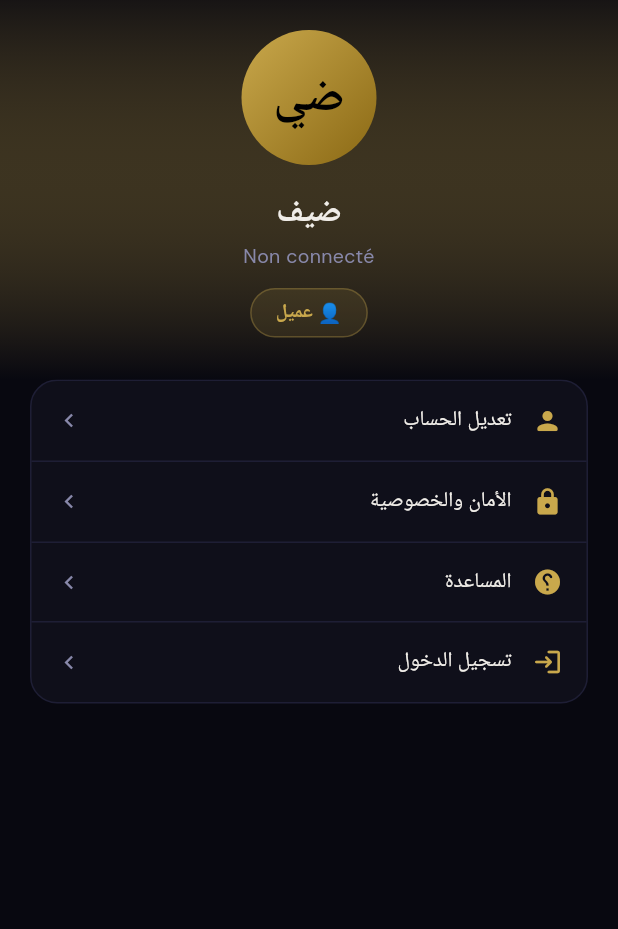
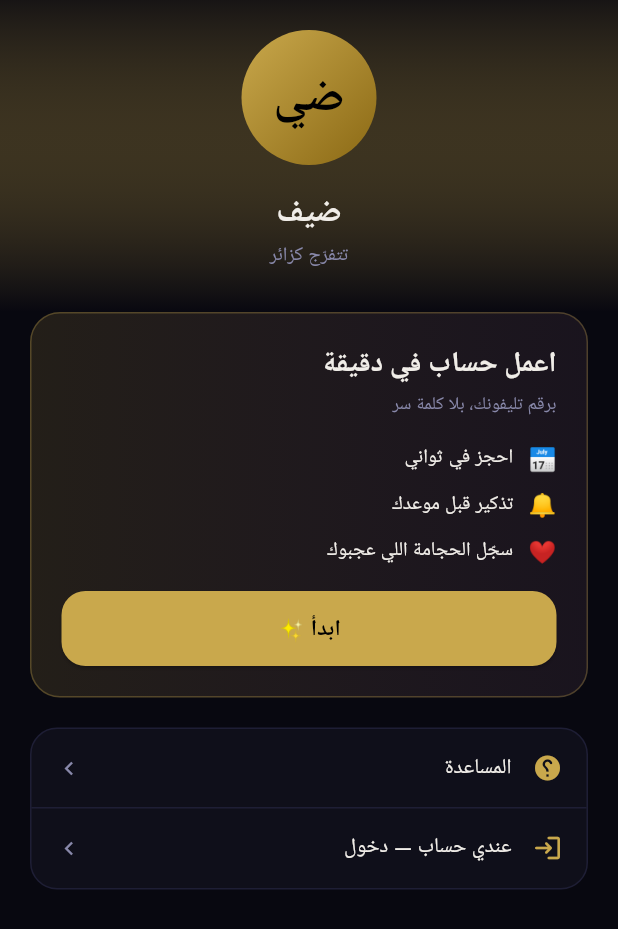
Before and after one commit to benbrahimali/LamssaBeauty, a Flutter app: the ProfileScreen screen opened directly with empty values, on a phone screen of 412 x 824 dp. Shown: the top 929 px of the screen. Run offline on Flutter 3.47's test engine with Material 3 defaults, Android fonts, the phone set to English and light mode, and no system bars; our stand-ins replace cached_network_image, firebase_core, firebase_messaging, flutter_local_notifications, geolocator, google_fonts and 6 more; accounts and stored records are empty.

Commit message:
Traite le visiteur comme un visiteur, pas comme un compte vide
Sans session, l'app annonçait « حسابي » dans la barre, affichait une pastille
de rôle « عميل » et proposait « تعديل الحساب » — modifier un compte qui
n'existe pas. L'onglet notifications, lui, appelait une route authentifiée et
rendait une erreur brute à quelqu'un dont le seul tort est de ne pas encore
s'être inscrit.

Le visiteur voit maintenant ce qu'il gagne à s'inscrire — réserver, être
rappelé, garder ses coiffeurs favoris — et l'onglet s'appelle « تسجيل ».

Co-Authored-By: Claude Opus 5 <noreply@anthropic.com>

```diff
--- a/mobile/lib/main.dart
+++ b/mobile/lib/main.dart
@@ -293,6 +293,7 @@ class _AppShellState extends State<_AppShell> {
               currentIndex: _navIndex,
               role: role,
               badgeCount: unread,
+              isGuest: context.watch<AuthController>().status != AuthStatus.loggedIn,
               onTap: (i) {
                 setState(() => _navIndex = i);
                 if (i == _notificationsIndex) {
--- a/mobile/lib/screens/notifications_screen.dart
+++ b/mobile/lib/screens/notifications_screen.dart
@@ -3,6 +3,7 @@ import 'package:google_fonts/google_fonts.dart';
 import 'package:provider/provider.dart';
 
 import '../data/models.dart';
+import '../state/auth_controller.dart';
 import '../state/notifications_controller.dart';
 import '../theme/app_theme.dart';
 import '../widgets/async_states.dart';
@@ -17,16 +18,33 @@ class NotificationsScreen extends StatefulWidget {
 class _NotificationsScreenState extends State<NotificationsScreen> {
   bool _unreadOnly = false;
 
+  bool get _isGuest =>
+      context.read<AuthController>().status != AuthStatus.loggedIn;
+
   @override
   void initState() {
     super.initState();
     WidgetsBinding.instance.addPostFrameCallback((_) {
-      if (mounted) context.read<NotificationsController>().load();
+      // Sans session, `/notifications` répond 401 : appeler quand même
+      // afficherait une erreur brute à quelqu'un dont le seul tort est de ne
+      // pas encore avoir de compte.
+      if (mounted && !_isGuest) context.read<NotificationsController>().load();
     });
   }
 
   @override
   Widget build(BuildContext context) {
+    if (context.watch<AuthController>().status != AuthStatus.loggedIn) {
+      return const Scaffold(
+        backgroundColor: AppColors.bg,
+        body: AppEmpty(
+          emoji: '🔔',
+          title: 'اعمل حساب باش توصلك الإشعارات',
+          subtitle: 'تذكير بمواعيدك، وتأكيد الحجز',
+        ),
+      );
+    }
+
     final controller = context.watch<NotificationsController>();
     final items = _unreadOnly
         ? controller.items.where((n) => !n.read).toList()
--- a/mobile/lib/screens/profile_screen.dart
+++ b/mobile/lib/screens/profile_screen.dart
@@ -30,7 +30,8 @@ class ProfileScreen extends StatelessWidget {
           if (auth.status == AuthStatus.loggedIn) ...[
             SliverToBoxAdapter(child: _buildRoleSwitch(context, auth)),
             SliverToBoxAdapter(child: _buildAccountInfo(context, auth)),
-          ],
+          ] else
+            SliverToBoxAdapter(child: _buildSignUpInvite(context)),
           SliverToBoxAdapter(child: _buildMenu(context, auth)),
           const SliverToBoxAdapter(child: SizedBox(height: 110)),
         ],
@@ -40,8 +41,13 @@ class ProfileScreen extends StatelessWidget {
 
   Widget _buildHeader(BuildContext context, AuthController auth) {
     final user = auth.user;
+    final guest = auth.status != AuthStatus.loggedIn;
     final name = user?.name.trim().isNotEmpty == true ? user!.name : 'ضيف';
-    final label = switch (auth.role) {
+    // Annoncer « عميل » à quelqu'un qui n'a pas de compte est faux : le rôle
+    // n'existe que côté serveur, une fois inscrit.
+    final label = guest
+        ? null
+        : switch (auth.role) {
             AppRole.client => '👤 عميل',
             AppRole.owner => '👑 صاحب صالون',
             AppRole.coiffeur => '✂️ حجام',
@@ -82,9 +88,10 @@ class ProfileScreen extends StatelessWidget {
             )),
         const SizedBox(height: 4),
         Text(
-          user?.phone.isNotEmpty == true ? user!.phone : 'Non connecté',
+          user?.phone.isNotEmpty == true ? user!.phone : 'تتفرّج كزائر',
           style: GoogleFonts.dmSans(fontSize: 13, color: AppColors.sub),
         ),
+        if (label != null) ...[
           const SizedBox(height: 12),
           Container(
             padding: const EdgeInsets.symmetric(horizontal: 16, vertical: 6),
@@ -100,7 +107,80 @@ class ProfileScreen extends StatelessWidget {
                   fontWeight: FontWeight.w600,
                 )),
           ),
+        ],
       ]),
+    );
+  }
+
+  /// Ce qu'un visiteur gagne à s'inscrire.
+  ///
+  /// Sans compte il ne peut que regarder : réserver, aimer et suivre ses RDV
+  /// exigent une identité. Autant le lui dire ici, plutôt que de le laisser
+  /// buter sur un refus au moment de réserver.
+  Widget _buildSignUpInvite(BuildContext context) {
+    const avantages = [
+      ('📅', 'احجز في ثواني'),
+      ('🔔', 'تذكير قبل موعدك'),
+      ('❤️', 'سجّل الحجامة اللي عجبوك'),
+    ];
+
+    return Padding(
+      padding: const EdgeInsets.fromLTRB(20, 0, 20, 20),
+      child: Container(
+        padding: const EdgeInsets.all(20),
+        decoration: BoxDecoration(
+          gradient: LinearGradient(colors: [
+            AppColors.gold.withValues(alpha: 0.14),
+            AppColors.pink.withValues(alpha: 0.08),
+          ]),
+          borderRadius: BorderRadius.circular(20),
+          border: Border.all(color: AppColors.gold.withValues(alpha: 0.3)),
+        ),
+        child: Column(crossAxisAlignment: CrossAxisAlignment.start, children: [
+          Text('اعمل حساب في دقيقة',
+              style: GoogleFonts.playfairDisplay(
+                fontSize: 19,
+                fontWeight: FontWeight.w700,
+                color: AppColors.text,
+              )),
+          const SizedBox(height: 4),
+          Text('برقم تليفونك، بلا كلمة سر',
+              style: GoogleFonts.dmSans(fontSize: 12, color: AppColors.sub)),
+          const SizedBox(height: 16),
+          ...avantages.map((a) => Padding(
+                padding: const EdgeInsets.only(bottom: 10),
+                child: Row(children: [
+                  Text(a.$1, style: const TextStyle(fontSize: 15)),
+                  const SizedBox(width: 10),
+                  Text(a.$2,
+                      style:
+                          GoogleFonts.dmSans(fontSize: 13, color: AppColors.text)),
+                ]),
+              )),
+          const SizedBox(height: 6),
+          SizedBox(
+            width: double.infinity,
+            child: ElevatedButton(
+              style: ElevatedButton.styleFrom(
+                backgroundColor: AppColors.gold,
+                foregroundColor: Colors.black,
+                minimumSize: const Size.fromHeight(50),
+                shape:
+                    RoundedRectangleBorder(borderRadius: BorderRadius.circular(16)),
+              ),
+              // `onSignedOut` ramène à l'écran d'accueil non connecté, d'où
+              // part l'inscription : c'est le même chemin que la déconnexion.
+              onPressed: onSignedOut,
+              child: Text('ابدأ ✨',
+                  style: GoogleFonts.dmSans(
+                    fontSize: 15,
+                    fontWeight: FontWeight.w700,
+                    color: Colors.black,
+                  )),
+            ),
+          ),
+        ]),
+      ),
     );
   }
 
@@ -277,16 +357,20 @@ class ProfileScreen extends StatelessWidget {
           'label': 'خدمتي',
           'action': 'my_portfolio',
         },
+      // Modifier un compte ou régler sa confidentialité n'a aucun sens tant
+      // qu'il n'y en a pas : ces entrées ne mèneraient nulle part.
+      if (loggedIn) ...[
         {'icon': Icons.person_rounded, 'label': 'تعديل الحساب', 'action': 'soon'},
         {
           'icon': Icons.lock_rounded,
           'label': 'الأمان والخصوصية',
           'action': 'soon'
         },
+      ],
       {'icon': Icons.help_rounded, 'label': 'المساعدة', 'action': 'soon'},
       {
         'icon': loggedIn ? Icons.logout_rounded : Icons.login_rounded,
-        'label': loggedIn ? 'تسجيل الخروج' : 'تسجيل الدخول',
+        'label': loggedIn ? 'تسجيل الخروج' : 'عندي حساب — دخول',
         'action': loggedIn ? 'logout' : 'login',
       },
     ];
--- a/mobile/lib/widgets/bottom_nav.dart
+++ b/mobile/lib/widgets/bottom_nav.dart
@@ -9,12 +9,17 @@ class LamssaBottomNav extends StatelessWidget {
   final AppRole role;
   final int badgeCount;
 
+  /// Un visiteur n'a pas de compte : lui parler de « mon compte » ne veut rien
+  /// dire, l'onglet doit l'inviter à s'inscrire.
+  final bool isGuest;
+
   const LamssaBottomNav({
     super.key,
     required this.currentIndex,
     required this.onTap,
     this.role = AppRole.client,
     this.badgeCount = 0,
+    this.isGuest = false,
   });
 
   @override
@@ -71,7 +76,9 @@ class LamssaBottomNav extends StatelessWidget {
           const _NavItemData(icon: Icons.search_rounded, label: 'اكتشف'),
           const _NavItemData(icon: Icons.local_fire_department_rounded, label: 'موضة'),
           const _NavItemData(icon: Icons.notifications_rounded, label: 'إشعارات', hasBadge: true),
-          const _NavItemData(icon: Icons.person_rounded, label: 'حسابي'),
+          isGuest
+              ? const _NavItemData(icon: Icons.person_add_rounded, label: 'تسجيل')
+              : const _NavItemData(icon: Icons.person_rounded, label: 'حسابي'),
         ];
       case AppRole.owner:
         return [
```
Also changed, not shown: 1 other file. Lines whose indentation alone changed are shown as unchanged.
